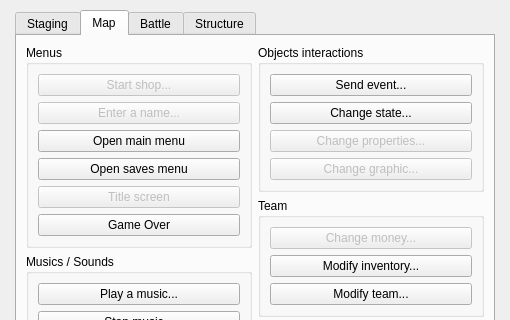
Before: the Qt Designer form Editor/Dialogs/dialogcommands.ui in RPG-Paper-Maker/RPG-Paper-Maker, drawn with Qt 5; both pictures show x 0 to 510 and y 0 to 320 of the 510 by 600 pixel window.
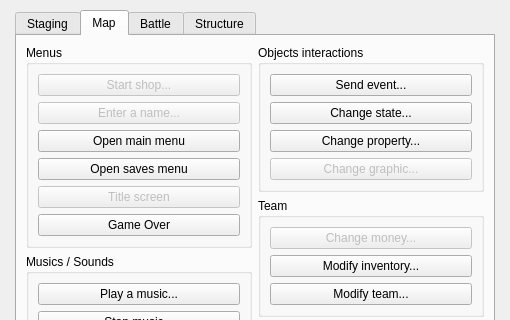
After: the same form once the commit is applied. The open tabs and pages were chosen to show the change.

Commit message: [WIP] Object properties: command change property

The edit to the form file:
```diff
--- a/Editor/Dialogs/dialogcommands.ui
+++ b/Editor/Dialogs/dialogcommands.ui
@@ -535,10 +535,10 @@
                 <item>
                  <widget class="QPushButton" name="pushButtonChangeProperties">
                   <property name="enabled">
-                   <bool>false</bool>
+                   <bool>true</bool>
                   </property>
                   <property name="text">
-                   <string>Change properties...</string>
+                   <string>Change property...</string>
                   </property>
                  </widget>
                 </item>
```
Left out of the diff: 2 changed lines with no effect on the pictures. The commit also changes 14 other files.
